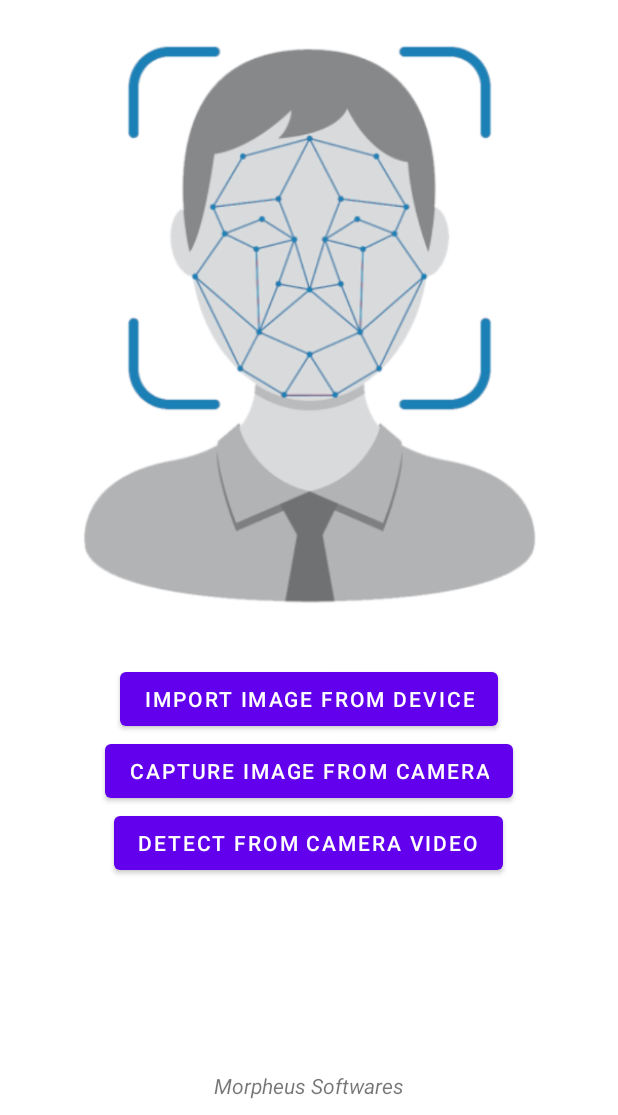
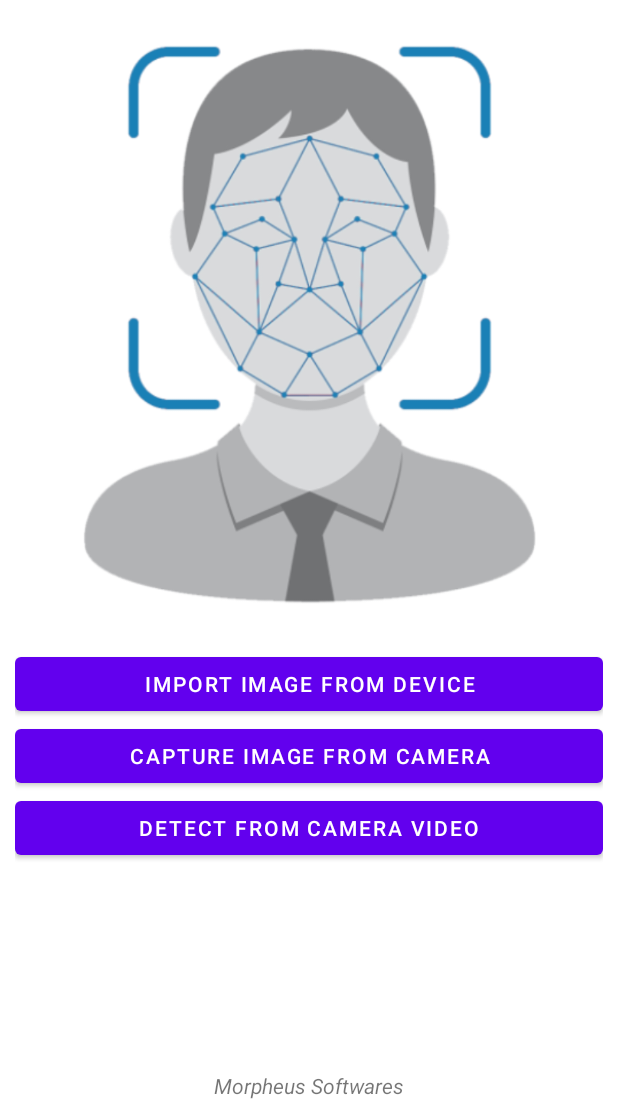
Before and after one commit to Mopheshi/FaceDetection, an Android app: the screen it shows after launch (MainActivity), on a phone screen of 412 x 824 dp, the part 121-1236 px from its top. Run offline under Robolectric (Android 15) with nearby library versions, the phone set to English and light mode, and no system bars.

Commit message:
...in progress!

```diff
--- a/app/src/main/AndroidManifest.xml
+++ b/app/src/main/AndroidManifest.xml
@@ -1,6 +1,9 @@
 <?xml version="1.0" encoding="utf-8"?>
 <manifest xmlns:android="http://schemas.android.com/apk/res/android"
     xmlns:tools="http://schemas.android.com/tools">
+
+    <uses-permission android:name="android.permission.READ_EXTERNAL_STORAGE" />
+    <uses-permission android:name="android.permission.CAMERA" />
 
     <application
         android:allowBackup="true"
@@ -11,6 +14,9 @@
         android:supportsRtl="true"
         android:theme="@style/Theme.FaceDetection"
         tools:targetApi="31">
+        <activity
+            android:name=".VideoActivity"
+            android:exported="false" />
         <activity
             android:name=".Activities.MainActivity"
             android:exported="true">
--- a/app/src/main/java/morpheus/softwares/facedetection/Activities/MainActivity.java
+++ b/app/src/main/java/morpheus/softwares/facedetection/Activities/MainActivity.java
@@ -1,15 +1,20 @@
 package morpheus.softwares.facedetection.Activities;
 
+import android.Manifest;
 import android.content.Intent;
+import android.content.pm.PackageManager;
 import android.os.Bundle;
 import android.widget.Button;
 
 import androidx.appcompat.app.AppCompatActivity;
+import androidx.core.app.ActivityCompat;
+
+import com.google.android.material.snackbar.Snackbar;
 
 import morpheus.softwares.facedetection.R;
 
 public class MainActivity extends AppCompatActivity {
-    private Button load, capture;
+    Button load, capture, video;
 
     @Override
     protected void onCreate(Bundle savedInstanceState) {
@@ -18,9 +23,18 @@ public class MainActivity extends AppCompatActivity {
 
         load = findViewById(R.id.importFromDevice);
         capture = findViewById(R.id.captureFromCamera);
+        video = findViewById(R.id.videoFromCamera);
+
+        if ((ActivityCompat.checkSelfPermission(this, Manifest.permission.READ_EXTERNAL_STORAGE)
+                != PackageManager.PERMISSION_GRANTED) && (ActivityCompat.checkSelfPermission(this,
+                Manifest.permission.READ_EXTERNAL_STORAGE) != PackageManager.PERMISSION_GRANTED)) {
+            Snackbar.make(findViewById(R.id.main), "Please grant app permissions", Snackbar.LENGTH_LONG).show();
+            ActivityCompat.requestPermissions(this,
+                    new String[]{Manifest.permission.READ_EXTERNAL_STORAGE, Manifest.permission.CAMERA}, 5);
+        }
 
         load.setOnClickListener(v -> startActivity(new Intent(MainActivity.this, ImportActivity.class)));
-        capture.setOnClickListener(v -> startActivity(new Intent(MainActivity.this,
-                CaptureActivity.class)));
+        capture.setOnClickListener(v -> startActivity(new Intent(MainActivity.this, CaptureActivity.class)));
+        video.setOnClickListener(v -> startActivity(new Intent(MainActivity.this, VideoActivity.class)));
     }
 }
--- a/app/src/main/res/layout/activity_capture.xml
+++ b/app/src/main/res/layout/activity_capture.xml
@@ -25,7 +25,7 @@
         android:layout_marginTop="10dp" />
 
     <Button
-        android:id="@+id/capture"
+        android:id="@+id/detect"
         android:layout_width="wrap_content"
         android:layout_height="wrap_content"
         android:layout_below="@+id/videoView"
--- a/app/src/main/res/layout/activity_main.xml
+++ b/app/src/main/res/layout/activity_main.xml
@@ -4,6 +4,7 @@
     android:layout_width="match_parent"
     android:layout_height="match_parent"
     android:padding="10dp"
+    android:id="@+id/main"
     tools:context=".Activities.MainActivity">
 
     <LinearLayout
@@ -30,22 +31,22 @@
 
         <Button
             android:id="@+id/importFromDevice"
-            android:layout_width="wrap_content"
+            android:layout_width="match_parent"
             android:layout_height="wrap_content"
-            android:layout_marginTop="30dp"
+            android:layout_marginTop="20dp"
             android:layout_gravity="center"
             android:text="@string/load" />
 
         <Button
             android:id="@+id/captureFromCamera"
-            android:layout_width="wrap_content"
+            android:layout_width="match_parent"
             android:layout_height="wrap_content"
             android:layout_gravity="center"
             android:text="@string/capture" />
 
         <Button
-            android:id="@+id/videoCamera"
-            android:layout_width="wrap_content"
+            android:id="@+id/videoFromCamera"
+            android:layout_width="match_parent"
             android:layout_height="wrap_content"
             android:layout_gravity="center"
             android:text="@string/video" />
```
Also changed, not shown: app/src/main/java/morpheus/softwares/facedetection/Activities/CaptureActivity.java (+12 -9 lines), app/src/main/java/morpheus/softwares/facedetection/Activities/ImportActivity.java (+20 -7 lines), app/src/main/java/morpheus/softwares/facedetection/Activities/VideoActivity.java (added, +16 -0 lines), app/src/main/res/layout/activity_video.xml (added, +8 -0 lines).
